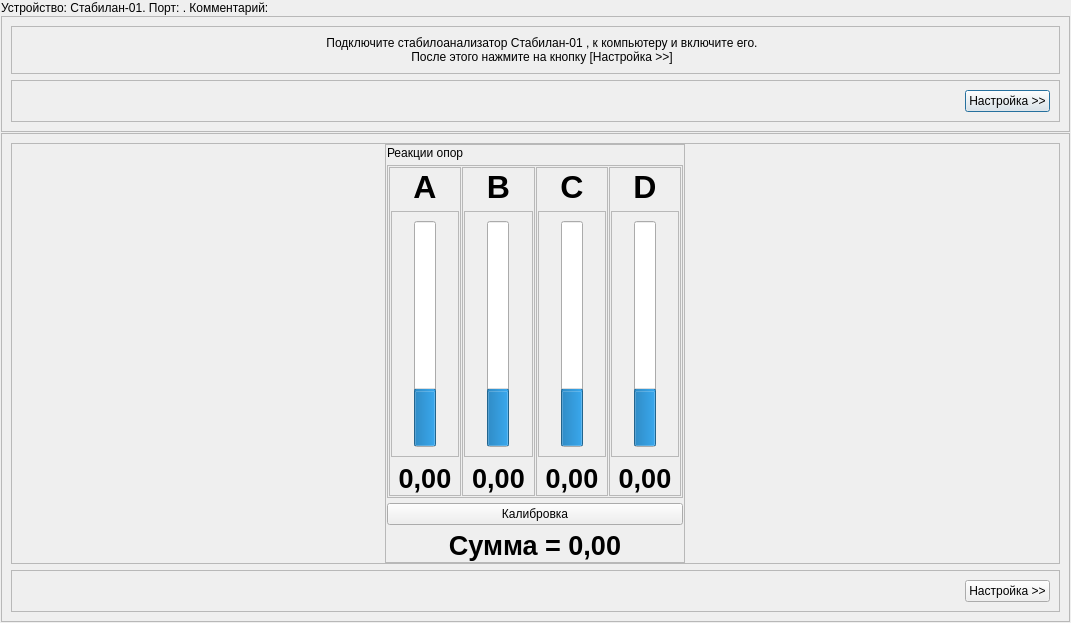
The window that drivers/devices/stabilan/initialsetupstabilandialog.ui (grigp/a-analyser) describes before a commit, drawn with Qt 5.
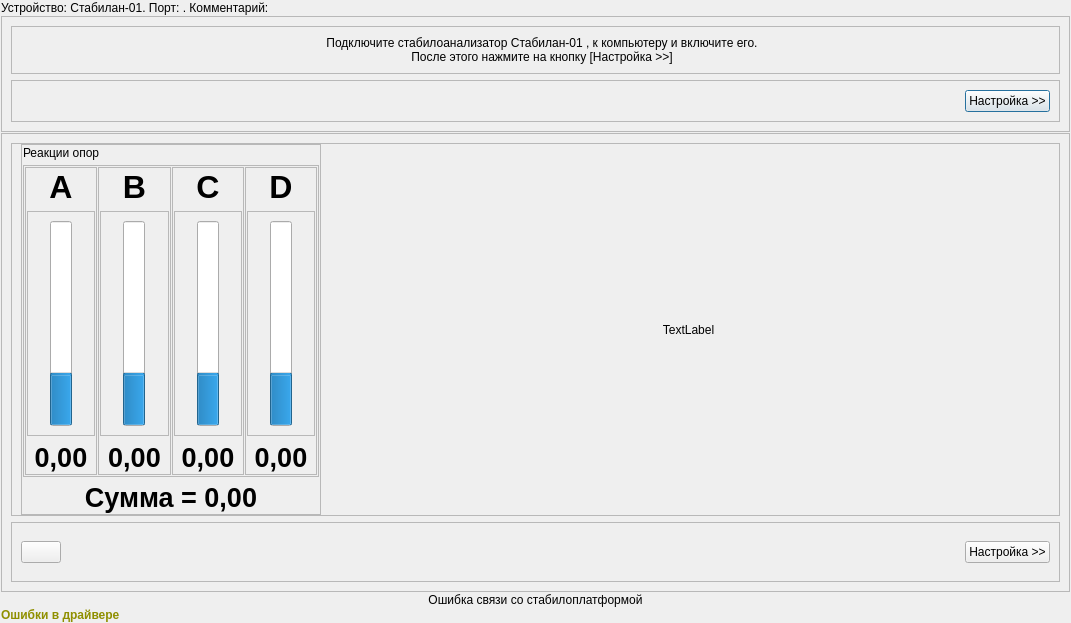
The same window after the commit. Icons and pictures are not drawn.

```diff
--- a/drivers/devices/stabilan/initialsetupstabilandialog.ui
+++ b/drivers/devices/stabilan/initialsetupstabilandialog.ui
@@ -644,13 +644,6 @@
               </layout>
              </widget>
             </item>
-            <item>
-             <widget class="QPushButton" name="btnCalibrate">
-              <property name="text">
-               <string>Калибровка</string>
-              </property>
-             </widget>
-            </item>
             <item>
              <widget class="QLabel" name="lblSumm">
               <property name="font">
@@ -671,6 +664,16 @@
            </layout>
           </widget>
          </item>
+         <item>
+          <widget class="QLabel" name="lblWizardInfo">
+           <property name="text">
+            <string>TextLabel</string>
+           </property>
+           <property name="alignment">
+            <set>Qt::AlignCenter</set>
+           </property>
+          </widget>
+         </item>
         </layout>
        </widget>
       </item>
@@ -682,6 +685,12 @@
           <verstretch>0</verstretch>
          </sizepolicy>
         </property>
+        <property name="minimumSize">
+         <size>
+          <width>0</width>
+          <height>60</height>
+         </size>
+        </property>
         <property name="frameShape">
          <enum>QFrame::StyledPanel</enum>
         </property>
@@ -689,6 +698,26 @@
          <enum>QFrame::Raised</enum>
         </property>
         <layout class="QHBoxLayout" name="horizontalLayout_3">
+         <item>
+          <widget class="QPushButton" name="btnBack">
+           <property name="text">
+            <string/>
+           </property>
+           <property name="icon">
+            <iconset resource="../../../kernel.qrc">
+             <normaloff>:/images/Back.png</normaloff>:/images/Back.png</iconset>
+           </property>
+           <property name="iconSize">
+            <size>
+             <width>32</width>
+             <height>32</height>
+            </size>
+           </property>
+           <property name="flat">
+            <bool>false</bool>
+           </property>
+          </widget>
+         </item>
          <item>
           <spacer name="horizontalSpacer_2">
            <property name="orientation">
@@ -715,6 +744,123 @@
      </layout>
     </widget>
    </item>
+   <item>
+    <widget class="QLabel" name="lblCommunicationError">
+     <property name="text">
+      <string>Ошибка связи со стабилоплатформой</string>
+     </property>
+     <property name="alignment">
+      <set>Qt::AlignCenter</set>
+     </property>
+    </widget>
+   </item>
+   <item>
+    <widget class="QLabel" name="lblErrorInDriver">
+     <property name="palette">
+      <palette>
+       <active>
+        <colorrole role="WindowText">
+         <brush brushstyle="SolidPattern">
+          <color alpha="255">
+           <red>143</red>
+           <green>143</green>
+           <blue>0</blue>
+          </color>
+         </brush>
+        </colorrole>
+        <colorrole role="Base">
+         <brush brushstyle="SolidPattern">
+          <color alpha="255">
+           <red>170</red>
+           <green>170</green>
+           <blue>0</blue>
+          </color>
+         </brush>
+        </colorrole>
+        <colorrole role="Window">
+         <brush brushstyle="SolidPattern">
+          <color alpha="255">
+           <red>170</red>
+           <green>170</green>
+           <blue>0</blue>
+          </color>
+         </brush>
+        </colorrole>
+       </active>
+       <inactive>
+        <colorrole role="WindowText">
+         <brush brushstyle="SolidPattern">
+          <color alpha="255">
+           <red>143</red>
+           <green>143</green>
+           <blue>0</blue>
+          </color>
+         </brush>
+        </colorrole>
+        <colorrole role="Base">
+         <brush brushstyle="SolidPattern">
+          <color alpha="255">
+           <red>255</red>
+           <green>255</green>
+           <blue>255</blue>
+          </color>
+         </brush>
+        </colorrole>
+        <colorrole role="Window">
+         <brush brushstyle="SolidPattern">
+          <color alpha="255">
+           <red>240</red>
+           <green>240</green>
+           <blue>240</blue>
+          </color>
+         </brush>
+        </colorrole>
+       </inactive>
+       <disabled>
+        <colorrole role="WindowText">
+         <brush brushstyle="SolidPattern">
+          <color alpha="255">
+           <red>120</red>
+           <green>120</green>
+           <blue>120</blue>
+          </color>
+         </brush>
+        </colorrole>
+        <colorrole role="Base">
+         <brush brushstyle="SolidPattern">
+          <color alpha="255">
+           <red>240</red>
+           <green>240</green>
+           <blue>240</blue>
+          </color>
+         </brush>
+        </colorrole>
+        <colorrole role="Window">
+         <brush brushstyle="SolidPattern">
+          <color alpha="255">
+           <red>240</red>
+           <green>240</green>
+           <blue>240</blue>
+          </color>
+         </brush>
+        </colorrole>
+       </disabled>
+      </palette>
+     </property>
+     <property name="font">
+      <font>
+       <weight>75</weight>
+       <bold>true</bold>
+      </font>
+     </property>
+     <property name="text">
+      <string>Ошибки в драйвере</string>
+     </property>
+     <property name="textFormat">
+      <enum>Qt::PlainText</enum>
+     </property>
+    </widget>
+   </item>
   </layout>
  </widget>
  <resources>
```
Left out of the diff: 17 changed lines with no effect on the pictures.
